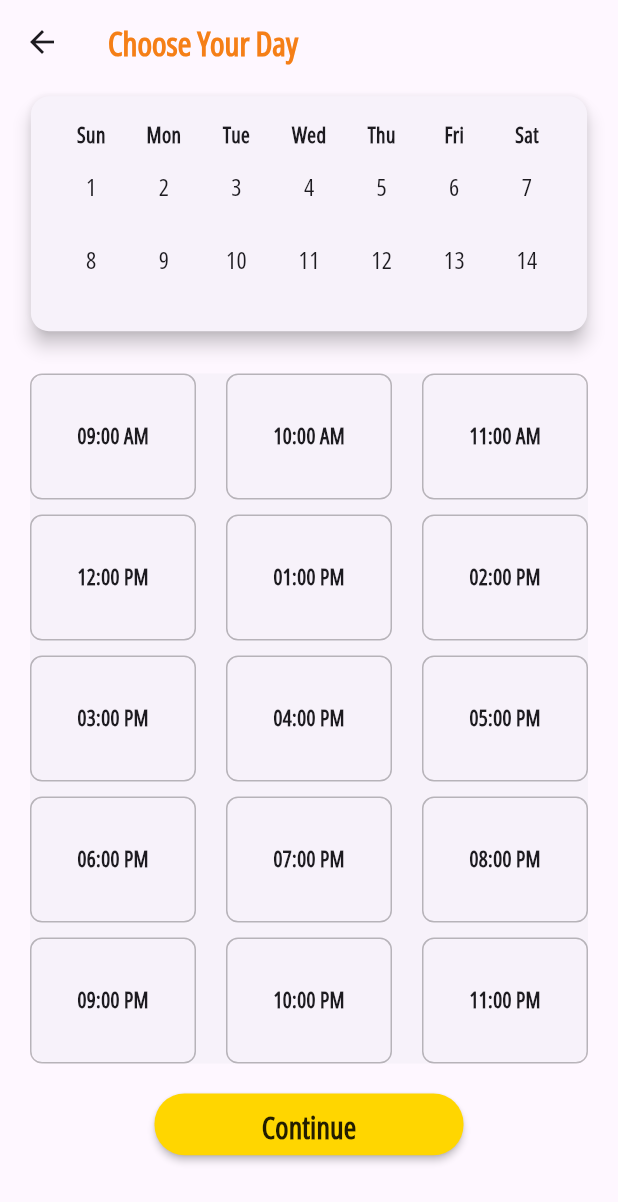
After one commit to OmarWaled21/Barber-shop, a Flutter app: the screen it shows after launch, after a tap on "Book", on a phone screen of 412 x 824 dp. The commit adds this screen. Shown: the top 1202 px of the screen. Run offline on Flutter 3.47's test engine with Material 3 defaults, Android fonts, the phone set to English and light mode, and no system bars; our stand-ins replace bloc, flutter_bloc, loading_indicator, modal_progress_hud_nsn.

Commit message:
create booking view with day and time selector selector

```diff
--- /dev/null
+++ b/lib/views/booking_view.dart
@@ -0,0 +1,36 @@
+import 'package:barber_shop/helper/media_query_extention.dart';
+import 'package:barber_shop/widgets/custom_button.dart';
+import 'package:barber_shop/widgets/day_selector.dart';
+import 'package:barber_shop/widgets/time_selector.dart';
+import 'package:flutter/material.dart';
+
+class BookingDateView extends StatelessWidget {
+  const BookingDateView({super.key});
+
+  @override
+  Widget build(BuildContext context) {
+    return Scaffold(
+      appBar: AppBar(
+        leading: const BackButton(),
+        title: Text(
+          'Choose Your Day',
+          style: TextStyle(
+            fontWeight: FontWeight.bold,
+            color: Colors.yellow.shade900,
+          ),
+        ),
+      ),
+      body: Column(
+        children: [
+          const DaySelector(),
+          const TimeSlotSelector(),
+          SizedBox(
+            height: context.screenHeight * 0.05,
+            width: context.screenWidth * 0.5,
+            child: CustomButton(onPressed: () {}, title: 'Continue'),
+          ),
+        ],
+      ),
+    );
+  }
+}
--- /dev/null
+++ b/lib/widgets/day_header_row.dart
@@ -0,0 +1,25 @@
+import 'package:flutter/material.dart';
+
+class HeaderRow extends StatelessWidget {
+  const HeaderRow({super.key});
+
+  @override
+  Widget build(BuildContext context) {
+    const dayNames = ['Sun', 'Mon', 'Tue', 'Wed', 'Thu', 'Fri', 'Sat'];
+    return Row(
+      children: dayNames.map((day) {
+        return Expanded(
+          child: Center(
+            child: Text(
+              day,
+              style: const TextStyle(
+                fontSize: 14.0,
+                fontWeight: FontWeight.bold,
+              ),
+            ),
+          ),
+        );
+      }).toList(),
+    );
+  }
+}
--- /dev/null
+++ b/lib/widgets/day_selector.dart
@@ -0,0 +1,69 @@
+import 'package:barber_shop/helper/media_query_extention.dart';
+import 'package:barber_shop/widgets/day_header_row.dart';
+import 'package:flutter/material.dart';
+
+class DaySelector extends StatefulWidget {
+  const DaySelector({super.key});
+
+  @override
+  State<DaySelector> createState() => _DaySelectorState();
+}
+
+class _DaySelectorState extends State<DaySelector> {
+  int? _selectedDay;
+
+  @override
+  Widget build(BuildContext context) {
+    return SizedBox(
+      height: context.screenHeight * 0.21,
+      child: Card(
+        margin: EdgeInsets.symmetric(
+          horizontal: context.screenWidth * 0.05,
+          vertical: context.screenHeight * 0.01,
+        ),
+        elevation: 5.0,
+        child: Padding(
+          padding: const EdgeInsets.all(16.0),
+          child: Column(
+            children: [
+              const HeaderRow(),
+              Expanded(
+                child: GridView.builder(
+                  physics: const NeverScrollableScrollPhysics(),
+                  gridDelegate: const SliverGridDelegateWithFixedCrossAxisCount(
+                    crossAxisCount: 7,
+                    childAspectRatio: 1.0,
+                  ),
+                  itemCount: 14, // Example days count
+                  itemBuilder: (context, index) {
+                    return GestureDetector(
+                      onTap: () {
+                        setState(() {
+                          _selectedDay = index;
+                        });
+                      },
+                      child: Container(
+                        alignment: Alignment.center,
+                        margin: const EdgeInsets.all(4.0),
+                        decoration: BoxDecoration(
+                          borderRadius: BorderRadius.circular(8.0),
+                          color: _selectedDay == index
+                              ? Colors.yellow.shade700
+                              : null,
+                        ),
+                        child: Text(
+                          "${index + 1}",
+                          style: const TextStyle(fontSize: 16.0),
+                        ),
+                      ),
+                    );
+                  },
+                ),
+              ),
+            ],
+          ),
+        ),
+      ),
+    );
+  }
+}
--- a/lib/widgets/home_service_body.dart
+++ b/lib/widgets/home_service_body.dart
@@ -1,3 +1,5 @@
+import 'package:barber_shop/helper/navigator_extention.dart';
+import 'package:barber_shop/views/booking_view.dart';
 import 'package:barber_shop/widgets/custom_button.dart';
 import 'package:barber_shop/widgets/service_home_grid_view.dart';
 import 'package:flutter/material.dart';
@@ -10,7 +12,12 @@ class HomeServiceBody extends StatelessWidget {
     return Column(
       children: [
         const ServiceHomeGridView(),
-        CustomButton(onPressed: () {}, title: 'Order'),
+        CustomButton(
+          onPressed: () {
+            context.push(const BookingDateView());
+          },
+          title: 'Book',
+        ),
       ],
     );
   }
--- /dev/null
+++ b/lib/widgets/time_selector.dart
@@ -0,0 +1,70 @@
+import 'package:flutter/material.dart';
+
+class TimeSlotSelector extends StatefulWidget {
+  const TimeSlotSelector({super.key});
+
+  @override
+  State<TimeSlotSelector> createState() => _TimeSlotSelectorState();
+}
+
+class _TimeSlotSelectorState extends State<TimeSlotSelector> {
+  int? _selectedSlot;
+
+  // Generate a list of times from 9:00 AM to 11:00 PM
+  final List<String> _timeSlots = List.generate(
+    15, // Number of slots (from 9:00 AM to 11:00 PM)
+    (index) {
+      final hour = 9 + (index); // Calculate the hour
+      final period = hour >= 12 ? 'PM' : 'AM'; // AM/PM
+      final formattedHour =
+          hour > 12 ? hour - 12 : hour; // Convert to 12-hour format
+      return '${formattedHour.toString().padLeft(2, '0')}:00 $period';
+    },
+  );
+
+  @override
+  Widget build(BuildContext context) {
+    return Padding(
+      padding: const EdgeInsets.all(16.0),
+      child: Card(
+        elevation: 0,
+        child: GridView.builder(
+          physics: const NeverScrollableScrollPhysics(),
+          shrinkWrap: true,
+          gridDelegate: const SliverGridDelegateWithFixedCrossAxisCount(
+            crossAxisCount: 3,
+            crossAxisSpacing: 20,
+            mainAxisSpacing: 10,
+            mainAxisExtent: 84,
+          ),
+          itemCount: _timeSlots.length, // Use the generated time slots count
+          itemBuilder: (context, index) {
+            return GestureDetector(
+              onTap: () {
+                setState(() {
+                  _selectedSlot = index;
+                });
+              },
+              child: Container(
+                alignment: Alignment.center,
+                decoration: BoxDecoration(
+                  color: _selectedSlot == index
+                      ? Colors.yellowAccent.shade700
+                      : Colors.transparent,
+                  border: Border.all(color: Colors.black26),
+                  borderRadius: BorderRadius.circular(8.0),
+                ),
+                child: Text(
+                  _timeSlots[index], // Display the time slot
+                  style: const TextStyle(
+                    fontWeight: FontWeight.bold,
+                  ),
+                ),
+              ),
+            );
+          },
+        ),
+      ),
+    );
+  }
+}
```
